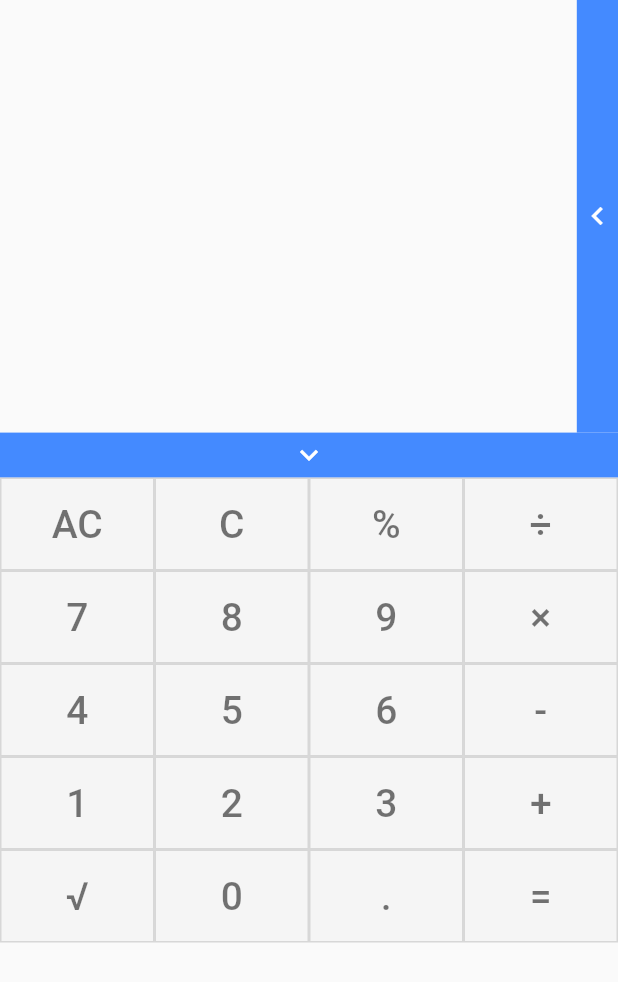
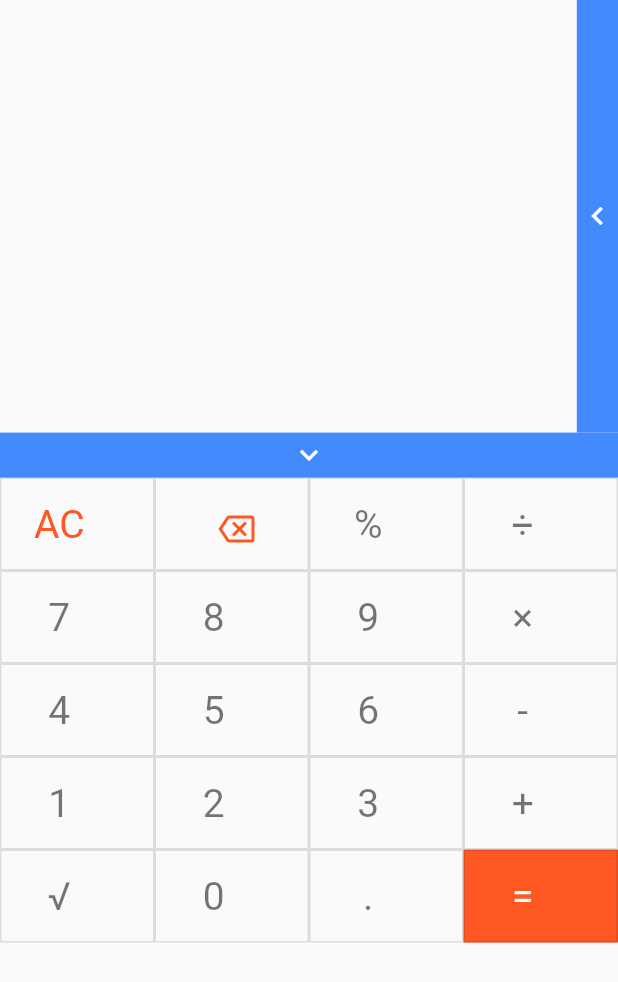
Before and after one commit to realtechsolutions/calcall, a Flutter app: the screen it shows after launch, on a phone screen of 412 x 824 dp. Shown: the top 982 px of the screen. Run offline on Flutter 3.47's test engine with Material 2 defaults, Android fonts, the phone set to English and light mode, and no system bars; missing offline and left inert: function_tree.

Commit message:
Add files via upload

```diff
--- a/lib/Calculator.dart
+++ b/lib/Calculator.dart
@@ -19,7 +19,8 @@ class Calculator extends StatefulWidget {
 class CalculatorState extends State<Calculator> {
   @override
   Widget build(BuildContext context) {
-    return Column(mainAxisAlignment: MainAxisAlignment.start, children: [
+    return Column(//mainAxisAlignment: MainAxisAlignment.start,
+        children: [
       DisplayScreen(
         displayNum: displayNum,
         displayNum2: displayNum2,
@@ -40,57 +41,89 @@ class CalculatorState extends State<Calculator> {
         Expanded(
           flex: 3,
           child: Container(
-            color: Colors.grey[100],
+            margin: EdgeInsets.only(top: 0),
+            //color: Colors.grey[100],
             child: Column(
               children: [
                 Row(children: [
-                  buton('Shift', btnVisibility, fs, btnpading),
-                  buton('Rad', btnVisibility, fs, btnpading),
-                  buton(btnsText[0], btnVisibility, fs, btnpading),
-                  buton(btnsText[1], btnVisibility, fs, btnpading),
-                  buton(btnsText[2], btnVisibility, fs, btnpading),
+                  buton('Shift', btnVisibility, fs, btnpading,
+                      colour: Colors.black54),
+                  buton('Rad', btnVisibility, fs, btnpading,
+                      colour: Colors.black54),
+                  buton(btnsText[0], btnVisibility, fs, btnpading,
+                      colour: Colors.black54),
+                  buton(btnsText[1], btnVisibility, fs, btnpading,
+                      colour: Colors.black54),
+                  buton(btnsText[2], btnVisibility, fs, btnpading,
+                      colour: Colors.black54),
                 ]),
                 Row(children: [
-                  buton('^', btnVisibility, fs, btnpading),
-                  buton('log', btnVisibility, fs, btnpading),
-                  buton('ln', btnVisibility, fs, btnpading),
-                  buton('(', btnVisibility, fs, btnpading),
-                  buton(')', btnVisibility, fs, btnpading),
+                  buton('^', btnVisibility, fs, btnpading,
+                      colour: Colors.black54),
+                  buton(btnsText[3], btnVisibility, fs, btnpading,
+                      colour: Colors.black54),
+                  buton(btnsText[4], btnVisibility, fs, btnpading,
+                      colour: Colors.black54),
+                  buton('(', btnVisibility, fs, btnpading,
+                      colour: Colors.black54),
+                  buton(')', btnVisibility, fs, btnpading,
+                      colour: Colors.black54),
                 ]),
                 Row(children: [
-                  buton('x\u00B2', btnVisibility, fs, btnpading),
-                  buton('AC', true, fs, btnpading),
-                  buton('C', true, fs, btnpading),
-                  buton('%', true, fs, btnpading),
-                  buton('\u00F7', true, fs, btnpading),
+                  buton('x\u00B2', btnVisibility, fs, btnpading,
+                      colour: Colors.black54),
+                  buton(
+                    'AC',
+                    true,
+                    fs,
+                    btnpading,
+                    colour: Colors.deepOrange,
+                  ),
+                  buton(' ', true, fs, btnpading,
+                      //, colour: Colors.deepOrange,
+                      backspace: (Icons.backspace_outlined),
+                      colour: Colors.deepOrange),
+                  buton('%', true, fs, btnpading, colour: Colors.black54),
+                  buton('\u00F7', true, fs, btnpading, colour: Colors.black54),
                 ]),
                 Row(children: [
-                  buton('!', btnVisibility, fs, btnpading),
-                  buton('7', true, fs, btnpading),
-                  buton('8', true, fs, btnpading),
-                  buton('9', true, fs, btnpading),
-                  buton('\u00D7', true, fs, btnpading),
+                  buton('!', btnVisibility, fs, btnpading,
+                      colour: Colors.black54),
+                  buton(
+                    '7',
+                    true,
+                    fs,
+                    btnpading,
+                    colour: Colors.black54,
+                  ),
+                  buton('8', true, fs, btnpading, colour: Colors.black54),
+                  buton('9', true, fs, btnpading, colour: Colors.black54),
+                  buton('\u00D7', true, fs, btnpading, colour: Colors.black54),
                 ]),
                 Row(children: [
-                  buton('1/x', btnVisibility, fs, btnpading),
-                  buton('4', true, fs, btnpading),
-                  buton('5', true, fs, btnpading),
-                  buton('6', true, fs, btnpading),
-                  buton('-', true, fs, btnpading),
+                  buton('1/x', btnVisibility, fs, btnpading,
+                      colour: Colors.black54),
+                  buton('4', true, fs, btnpading, colour: Colors.black54),
+                  buton('5', true, fs, btnpading, colour: Colors.black54),
+                  buton('6', true, fs, btnpading, colour: Colors.black54),
+                  buton('-', true, fs, btnpading, colour: Colors.black54),
                 ]),
                 Row(children: [
-                  buton('\u03C0', btnVisibility, fs, btnpading),
-                  buton('1', true, fs, btnpading),
-                  buton('2', true, fs, btnpading),
-                  buton('3', true, fs, btnpading),
-                  buton('+', true, fs, btnpading),
+                  buton('\u03C0', btnVisibility, fs, btnpading,
+                      colour: Colors.black54),
+                  buton('1', true, fs, btnpading, colour: Colors.black54),
+                  buton('2', true, fs, btnpading, colour: Colors.black54),
+                  buton('3', true, fs, btnpading, colour: Colors.black54),
+                  buton('+', true, fs, btnpading, colour: Colors.black54),
                 ]),
                 Row(children: [
-                  buton('e', btnVisibility, fs, btnpading),
-                  buton('\u221A', true, fs, btnpading),
-                  buton('0', true, fs, btnpading),
-                  buton('.', true, fs, btnpading),
-                  buton('=', true, fs, btnpading),
+                  buton('e', btnVisibility, fs, btnpading,
+                      colour: Colors.black54),
+                  buton('\u221A', true, fs, btnpading, colour: Colors.black54),
+                  buton('0', true, fs, btnpading, colour: Colors.black54),
+                  buton('.', true, fs, btnpading, colour: Colors.black54),
+                  buton('=', true, fs, btnpading,
+                      colour: Colors.white, backcolour: Colors.deepOrange),
                 ]),
                 // SizedBox(
                 // height: 39.0,
@@ -145,16 +178,19 @@ class CalculatorState extends State<Calculator> {
   bool btnVisibility = false;
   // static bool listViewVisibility = false;
   double fs = 26;
-  double btnpading = 16.0;
+  double btnpading = 16;
   List<String> btnsText = [
     'sin',
     'cos',
     'tan',
+    'log',
+    'ln',
   ];
   Icon icon1 = Icon(
     Icons.expand_more,
     color: Colors.white,
   );
+  //Icon backspace = Icon(Icons.backspace_outlined);
   //static String displayNum4 = '';
   //static String displayNum3 = '';
   static String displayNum2 = '';
@@ -193,7 +229,7 @@ class CalculatorState extends State<Calculator> {
               .toList();
         }
       }
-      print('${myController.text}...works');
+      //print('${myController.text}...works');
     });
   }
 
@@ -230,9 +266,12 @@ class CalculatorState extends State<Calculator> {
     setState(() {});
   }
 
-  Widget buton(String btnText, bool isvisible, double fs, double btnpadding) {
+  Widget buton(String btnText, bool isvisible, double fs, double btnpadding,
+      {Color? colour, Color? backcolour, IconData? backspace}) {
     btnHandler() {
       setState(() {
+        context.read<AppState>().hidelistview();
+        context.read<AppState>().displayNumfs();
         context.read<AppState>().hidelistview();
         int index = 0;
         switch (btnText) {
@@ -240,8 +279,9 @@ class CalculatorState extends State<Calculator> {
             displayNum = '';
             displayNum2 = '';
             displayResult = '';
+            context.read<AppState>().ac();
             break;
-          case 'C':
+          case ' ':
             displayNum = displayNum.substring(0, displayNum.length - 1);
             break;
           case '÷':
@@ -259,10 +299,15 @@ class CalculatorState extends State<Calculator> {
             break;
           case 'Shift':
             if (btnsText[0] == 'sin') {
-              btnsText.replaceRange(0, 2,
-                  ['sin\u207B\u00B9', 'cos\u207B \u00B9', "tan\u207B\u00B9"]);
+              btnsText.replaceRange(0, 4, [
+                'sin\u207B\u00B9',
+                'cos\u207B \u00B9',
+                "tan\u207B\u00B9",
+                'eˣ',
+                '10ˣ'
+              ]);
             } else {
-              btnsText.replaceRange(0, 2, ['sin', 'cos', "tan"]);
+              btnsText.replaceRange(0, 2, ['sin', 'cos', "tan", 'log', 'ln']);
             }
 
             break;
@@ -288,12 +333,13 @@ class CalculatorState extends State<Calculator> {
             //displayResult = double.parse(displayNum).toString();
             break;
 
-          //case '√':
-
-          //displayNum += '^0.5';
+          case 'eˣ':
+            displayNum += 'e^';
             //displayResult = sqrt(double.parse(displayNum)).toString();
-          //break;
-
+            break;
+          case '10ˣ':
+            displayNum += '10^';
+            break;
           default:
             if (btnText.contains(RegExp(r'[sctl]'))) {
               displayNum = displayNum + '$btnText(';
@@ -348,12 +394,17 @@ class CalculatorState extends State<Calculator> {
         if (displayResult != '') {
           displayNum2 = UnitsList.listItem[index].calculate();
         }
+        //if (backspace == Icons.backspace_outlined) {
+        //displayNum = displayNum.substring(0, displayNum.length - 1);
+        // displayNum = displayNum.substring(0, displayNum.length - 1);
+        // print(displayNum);
+        //}
       });
-      print(myController.text.trim() == 'GST');
+      // print(myController.text.trim() == 'GST');
       if (myController.text.trim() == "GST") {
-        print('true gst');
+        // print('true gst');
         context.read<AppState>().gst();
-        print(AppState().displayNum3);
+        //print(AppState().displayNum3);
       }
     }
 
@@ -362,14 +413,31 @@ class CalculatorState extends State<Calculator> {
         child: Expanded(
           child: OutlinedButton(
             style: OutlinedButton.styleFrom(
+                backgroundColor: backcolour,
                 padding: EdgeInsets.symmetric(vertical: btnpading),
                 shape: RoundedRectangleBorder(
                     borderRadius: BorderRadius.circular(0))),
             onPressed: btnHandler,
-          child: Text(btnText,
-              style: TextStyle(fontSize: fs, color: Colors.black54)),
+            child: RichText(
+              text: TextSpan(
+                text: btnText,
+                style: TextStyle(fontSize: fs, color: colour),
+                children: [
+                  WidgetSpan(
+                      child: Icon(
+                    backspace,
+                    color: Colors.deepOrange,
+                  ))
+                ],
+              ),
+              /* child: Text
+          (btnText,
+              style: TextStyle(
+                fontSize: fs,
+                color: colour,
+              )),*/
             ),
           ),
-    );
+        ));
   }
 }
--- a/lib/DisplayScreen.dart
+++ b/lib/DisplayScreen.dart
@@ -65,25 +65,29 @@ class DisplayScreenState extends State<DisplayScreen> {
                   mainAxisSize: MainAxisSize.max,
                   children: [
                     //Total display
-                    Consumer<AppState>(
+                    Container(
+                      margin: EdgeInsets.only(bottom: 0),
+                      color: Colors.grey[100],
+                      child: Consumer<AppState>(
                         builder: (context, total, child) => Visibility(
                           visible: total.cgstVisibility,
                           child: Row(
                             mainAxisAlignment: MainAxisAlignment.end,
                             children: [
                               Expanded(
-                                flex: 12,
+                                  flex: 8,
                                   child: Text(
                                     total.displayNum4,
-                                  textAlign: TextAlign.end,
+                                    maxLines: 1,
+                                    textAlign: TextAlign.center,
                                     style: TextStyle(fontSize: 25.0),
                                   )),
                               Expanded(
                                   flex: 4,
                                   child: TextField(
                                     style: TextStyle(fontSize: 18),
-                                  textAlign: TextAlign.end,
-                                  textAlignVertical: TextAlignVertical.top,
+                                    textAlign: TextAlign.center,
+                                    textAlignVertical: TextAlignVertical.center,
                                     readOnly: true,
                                     controller: total.total,
                                     onTap: () {},
@@ -91,8 +95,12 @@ class DisplayScreenState extends State<DisplayScreen> {
                                         //hintText: 'CGST/IGST',
                                         border: InputBorder.none),
                                   )),
+                              Expanded(
+                                  flex: 1, child: Icon(Icons.book_outlined))
+
                               //Expanded(flex: 1, child: Icon(Icons.arrow_downward))
                             ],
+                          ),
                         ),
                       ),
                     ),
@@ -107,10 +115,11 @@ class DisplayScreenState extends State<DisplayScreen> {
                           mainAxisAlignment: MainAxisAlignment.end,
                           children: [
                             Expanded(
-                                flex: 12,
+                                flex: 8,
                                 child: Text(
                                   cgs.displayNum3,
-                                  textAlign: TextAlign.end,
+                                  maxLines: 1,
+                                  textAlign: TextAlign.center,
                                   style: TextStyle(fontSize: 25.0),
                                 )),
                             Expanded(
@@ -118,7 +127,7 @@ class DisplayScreenState extends State<DisplayScreen> {
                                 child: TextField(
                                   style: TextStyle(fontSize: 18),
                                   textAlign: TextAlign.end,
-                                  textAlignVertical: TextAlignVertical.top,
+                                  textAlignVertical: TextAlignVertical.center,
                                   readOnly: true,
                                   controller: cgs.cgst,
                                   onTap: () {},
@@ -126,12 +135,16 @@ class DisplayScreenState extends State<DisplayScreen> {
                                       //hintText: 'CGST/IGST',
                                       border: InputBorder.none),
                                 )),
+                            Expanded(flex: 1, child: Icon(Icons.book_outlined))
+
                             //Expanded(flex: 1, child: Icon(Icons.arrow_downward))
                           ],
                         ),
                       ),
                     ),
-                    Consumer<AppState>(
+                    Container(
+                      color: Colors.grey[100],
+                      child: Consumer<AppState>(
                         //displayNum2
                         builder: (context, unitrow, child) => Visibility(
                           visible: unitrow.unit2Visibility,
@@ -139,18 +152,19 @@ class DisplayScreenState extends State<DisplayScreen> {
                             mainAxisAlignment: MainAxisAlignment.end,
                             children: [
                               Expanded(
-                                flex: 14,
+                                  flex: 8,
                                   child: Text(
                                     widget.displayNum2,
-                                  textAlign: TextAlign.end,
+                                    maxLines: 1,
+                                    textAlign: unitrow.noAlignment,
                                     style: TextStyle(fontSize: 25.0),
                                   )),
                               Expanded(
-                                flex: 3,
+                                  flex: 4,
                                   child: TextField(
                                     style: TextStyle(fontSize: 18),
-                                  textAlign: TextAlign.end,
-                                  textAlignVertical: TextAlignVertical.top,
+                                    textAlign: TextAlign.center,
+                                    textAlignVertical: TextAlignVertical.center,
                                     readOnly: true,
                                     controller: widget.myController2,
                                     onTap: () {
@@ -158,42 +172,38 @@ class DisplayScreenState extends State<DisplayScreen> {
                                       context.read<AppState>().showListView2();
                                       context.read<AppState>().hidelistview();
                                     },
-
-                                  //onChanged: widget.searchList,
-                                  //onChanged: printLatestValue,
-
-                                  //onChanged: widget.printText,
-                                  //keyboardType:
-                                  //keyboardType:
-                                  //onTap: widget.unitshandler,
                                     decoration: InputDecoration(
                                         hintText: 'Unit2',
                                         border: InputBorder.none),
                                   )),
-                            Expanded(flex: 1, child: Icon(Icons.arrow_downward))
+                              Expanded(
+                                  flex: 1, child: Icon(Icons.arrow_downward))
                             ],
                           ),
                         ),
                       ),
-                    Row(
+                    ),
+                    Consumer<AppState>(
+                      builder: (context, unit1row, child) => Row(
                         mainAxisAlignment: MainAxisAlignment.end,
                         children: [
                           Expanded(
-                            flex: 14,
+                            flex: 8,
                             child: Text(
                               widget.displayNum,
                               maxLines: 1,
-                              textAlign: TextAlign.end,
+                              textAlign: unit1row.noAlignment,
                               style: TextStyle(
-                                fontSize: 45.0,
-                                fontWeight: FontWeight.w400,
+                                fontSize: unit1row.fsDisplayNum,
+                                fontWeight: FontWeight.w300,
                               ),
-                            )),
+                            ),
+                          ),
                           Consumer<AppState>(
                             builder: (context, unit1, child) => Visibility(
                               visible: unit1.unit1Visibility,
                               child: Expanded(
-                                flex: 3,
+                                  flex: 4,
                                   child: TextField(
                                     // keyboardType: ,
                                     //inputFormatters: [
@@ -201,8 +211,8 @@ class DisplayScreenState extends State<DisplayScreen> {
                                     // RegExp("[a-zA-z]"))
                                     //]
 
-                                  textAlign: TextAlign.end,
-                                  //textAlignVertical: TextAlignVertical.bottom,
+                                    textAlign: TextAlign.center,
+                                    textAlignVertical: TextAlignVertical.center,
                                     controller: widget.myController,
                                     onTap: () {
                                       context.read<AppState>().showListView();
@@ -210,23 +220,22 @@ class DisplayScreenState extends State<DisplayScreen> {
                                     },
 
                                     onChanged: widget.printText,
-                                  //keyboardType:
-                                  //keyboardType:
-                                  //onTap: widget.unitshandler,
+
                                     decoration: InputDecoration(
                                         hintText: 'Unit1',
                                         border: InputBorder.none),
-                                  style: TextStyle(fontSize: 18),
+                                    style: TextStyle(fontSize: 19),
                                   )),
                             ),
                           ),
                           Consumer<AppState>(
                             builder: (context, searchicon, child) => Visibility(
                                 visible: searchicon.unit1Visibility,
-                              child:
-                                  Expanded(flex: 1, child: Icon(Icons.search))),
+                                child: Expanded(
+                                    flex: 1, child: Icon(Icons.search))),
                           )
                         ],
+                      ),
                     ),
                     Visibility(
                         visible: true,
--- a/lib/main.dart
+++ b/lib/main.dart
@@ -15,7 +15,7 @@ class MyApp extends StatelessWidget {
   Widget build(BuildContext context) {
     return MaterialApp(
       title: "Calcall",
-      theme: ThemeData(primarySwatch: Colors.blue),
+      theme: ThemeData(primarySwatch: Colors.grey),
       home: Scaffold(
         resizeToAvoidBottomInset: false,
         body: Calculator(),
```
Also changed, not shown: lib/appState.dart (+40 -12 lines), lib/helper.dart (+135 -144 lines), lib/unitsList.dart (+8 -8 lines). Lines whose indentation alone changed are shown as unchanged.
